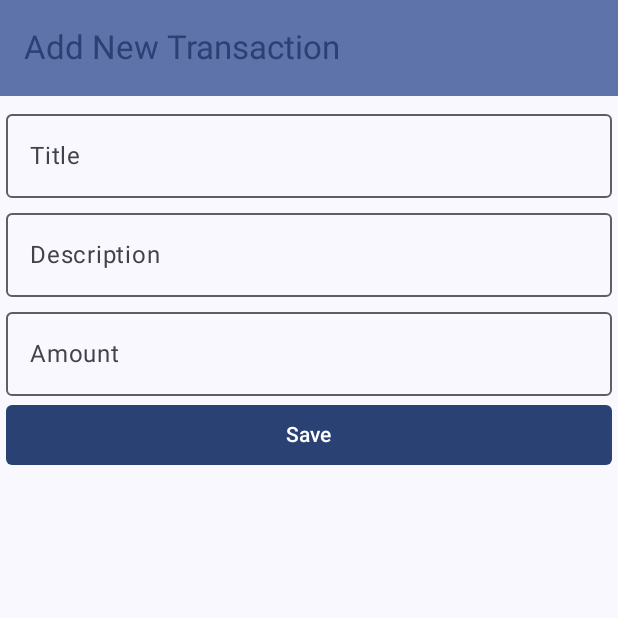
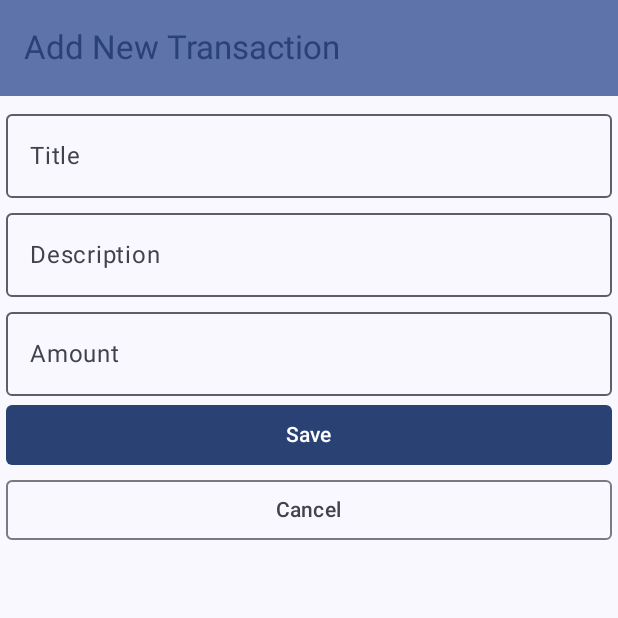
Before and after one commit to hadinajafi/Android_Composable_PlayGround, an Android app built with Jetpack Compose: the AddTransaction screen opened through its navigation route, on a phone screen of 412 x 824 dp, the top half of it. Run offline under Robolectric (Android 15) with nearby library versions, the phone set to English and light mode, and no system bars; our stand-ins replace Room's generated code.

Commit message:
Add cancel button to add Transaction screen

```diff
--- a/app/src/main/java/com/example/moneymanager/ui/transactions/AddTransactionScreen.kt
+++ b/app/src/main/java/com/example/moneymanager/ui/transactions/AddTransactionScreen.kt
@@ -7,6 +7,7 @@ import androidx.compose.foundation.text.KeyboardOptions
 import androidx.compose.material3.Button
 import androidx.compose.material3.ExperimentalMaterial3Api
 import androidx.compose.material3.MaterialTheme
+import androidx.compose.material3.OutlinedButton
 import androidx.compose.material3.OutlinedTextField
 import androidx.compose.material3.Scaffold
 import androidx.compose.material3.Shapes
@@ -22,7 +23,6 @@ import androidx.compose.ui.Modifier
 import androidx.compose.ui.text.input.KeyboardType
 import androidx.compose.ui.unit.dp
 import androidx.navigation.NavController
-import androidx.navigation.compose.rememberNavController
 import com.example.moneymanager.models.TransactionDto
 import com.example.moneymanager.services.TransactionService
 
@@ -114,7 +114,10 @@ private fun AddTransactionMeta(
             }) {
             Text(text = "Save")
         }
-
-        //todo: add cancel button and back button to the header
+        OutlinedButton(onClick = {
+            navController.popBackStack()
+        }, modifier = Modifier.fillMaxWidth(), shape = Shapes().extraSmall) {
+            Text(text = "Cancel")
+        }
     }
 }
```
